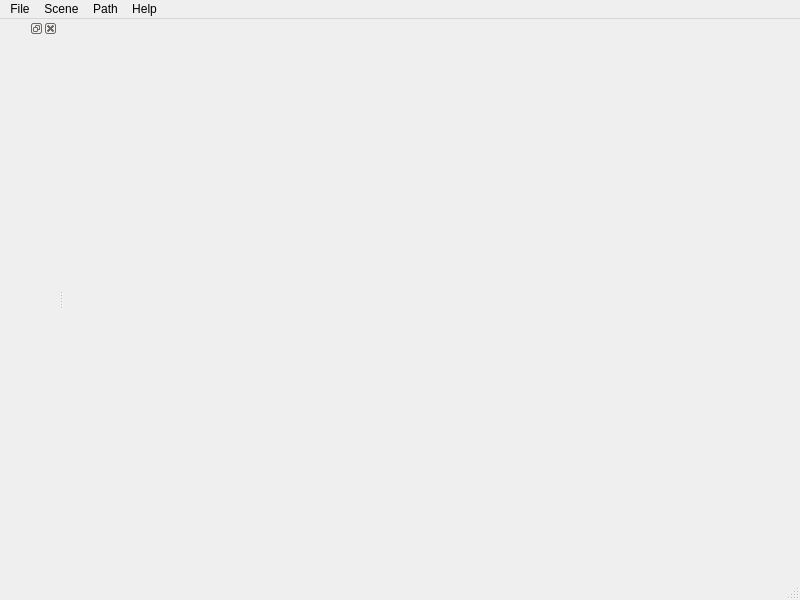
Above: hiveground/hg_apps/hg_inspector_arm/src/inspector_arm.ui from cuixiongyi/hiveground-ros-pkg before the change. Below: the same form after it.
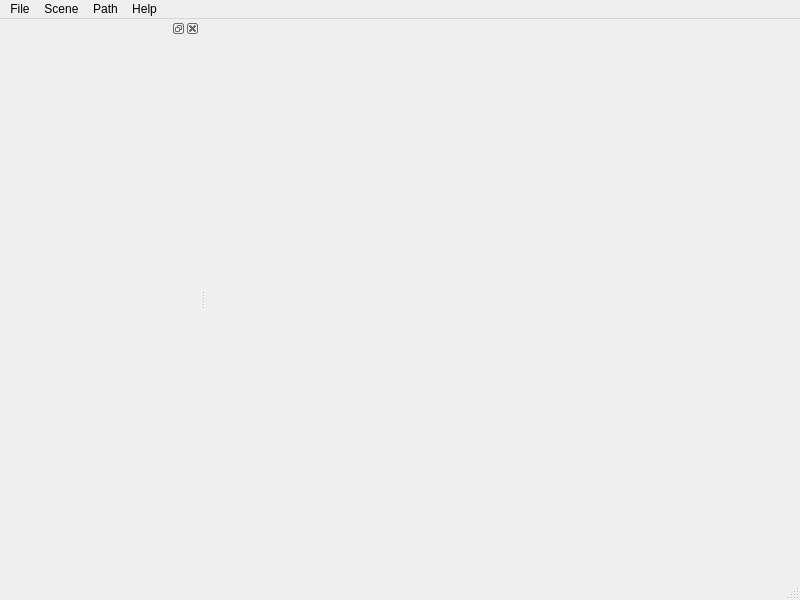
That is the form after the change.

What changed in the file:
```diff
--- a/hiveground/hg_apps/hg_inspector_arm/src/inspector_arm.ui
+++ b/hiveground/hg_apps/hg_inspector_arm/src/inspector_arm.ui
@@ -59,6 +59,18 @@
   </widget>
   <widget class="QStatusBar" name="statusbar"/>
   <widget class="QDockWidget" name="propertyDock">
+   <property name="sizePolicy">
+    <sizepolicy hsizetype="Minimum" vsizetype="Preferred">
+     <horstretch>0</horstretch>
+     <verstretch>0</verstretch>
+    </sizepolicy>
+   </property>
+   <property name="minimumSize">
+    <size>
+     <width>200</width>
+     <height>41</height>
+    </size>
+   </property>
    <attribute name="dockWidgetArea">
     <number>1</number>
    </attribute>
```
